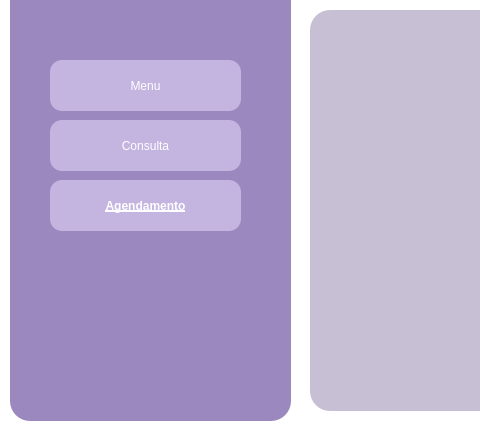
The window that VeterinaryScheduleSystem/agendamento.ui (brenoafsa/VeterinaryScheduleSystem) describes before a commit, drawn with Qt 5; both pictures show x 0 to 480 and y 190 to 619 of the 1302 by 619 pixel window.
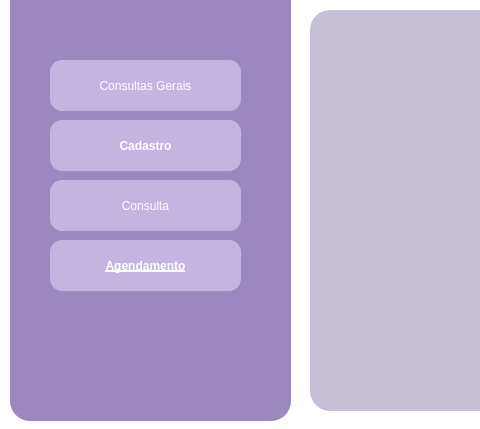
The same window after the commit. Icons and pictures are not drawn.

Patch:
```diff
--- a/VeterinaryScheduleSystem/agendamento.ui
+++ b/VeterinaryScheduleSystem/agendamento.ui
@@ -45,14 +45,14 @@
 color: #ffffff</string>
     </property>
     <property name="text">
-     <string>Menu</string>
+     <string>Consultas Gerais</string>
     </property>
    </widget>
    <widget class="QPushButton" name="consultaButton">
     <property name="geometry">
      <rect>
       <x>40</x>
-      <y>300</y>
+      <y>360</y>
       <width>191</width>
       <height>51</height>
      </rect>
@@ -72,7 +72,7 @@
     <property name="geometry">
      <rect>
       <x>40</x>
-      <y>360</y>
+      <y>420</y>
       <width>191</width>
       <height>51</height>
      </rect>
@@ -119,6 +119,34 @@
      <bool>true</bool>
     </property>
    </widget>
+   <widget class="QPushButton" name="pushButton_6">
+    <property name="geometry">
+     <rect>
+      <x>40</x>
+      <y>300</y>
+      <width>191</width>
+      <height>51</height>
+     </rect>
+    </property>
+    <property name="font">
+     <font>
+      <family>System</family>
+      <pointsize>9</pointsize>
+      <italic>false</italic>
+      <bold>true</bold>
+     </font>
+    </property>
+    <property name="styleSheet">
+     <string notr="true">background-color: #C4B4E0;
+font: 700 9pt &quot;System&quot;;
+border-radius: 12px;
+padding: 5px;
+color: rgb(255, 255, 255);</string>
+    </property>
+    <property name="text">
+     <string>Cadastro</string>
+    </property>
+   </widget>
    <zorder>agendamentoButton</zorder>
    <zorder>label_3</zorder>
    <zorder>menuButton</zorder>
```
Left out of the diff: 1 changed line with no effect on the pictures.
